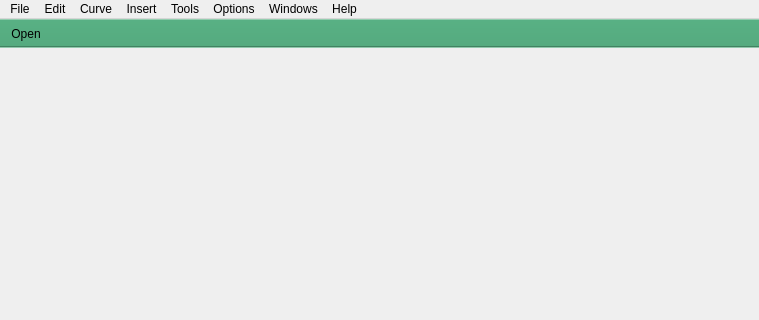
Qt form icurve_v2.0/icurve/resource/icurve.ui (Sunfe/icurve) before a commit; both pictures show x 0 to 759 and y 0 to 320 of the 759 by 475 pixel window.
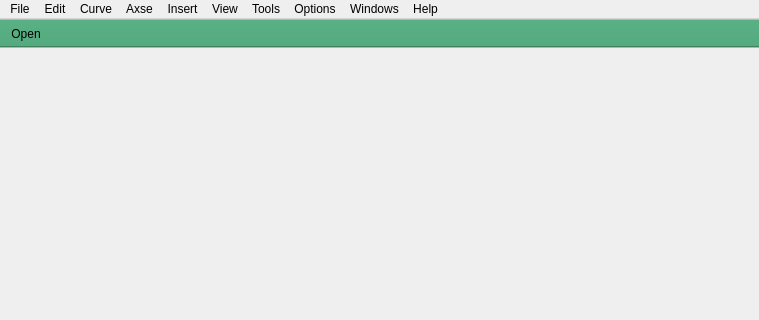
The same form after that commit. Icons and pictures are not drawn.

```diff
--- a/icurve_v2.0/icurve/resource/icurve.ui
+++ b/icurve_v2.0/icurve/resource/icurve.ui
@@ -109,13 +109,25 @@
     <property name="title">
      <string>Options</string>
     </property>
-    <addaction name="actionPreference"/>
-    <addaction name="actionAxse_Properties"/>
+   </widget>
+   <widget class="QMenu" name="menuAxse">
+    <property name="title">
+     <string>Axse</string>
+    </property>
+   </widget>
+   <widget class="QMenu" name="menuView">
+    <property name="title">
+     <string>View</string>
+    </property>
+    <addaction name="actionZoom"/>
+    <addaction name="actionTree"/>
    </widget>
    <addaction name="menuFile"/>
    <addaction name="menuEdit"/>
    <addaction name="menuCurve"/>
+   <addaction name="menuAxse"/>
    <addaction name="menuHelp"/>
+   <addaction name="menuView"/>
    <addaction name="menuTools"/>
    <addaction name="menuOptions"/>
    <addaction name="menuWindows"/>
```
Left out of the diff: 44 changed lines with no effect on the pictures.
